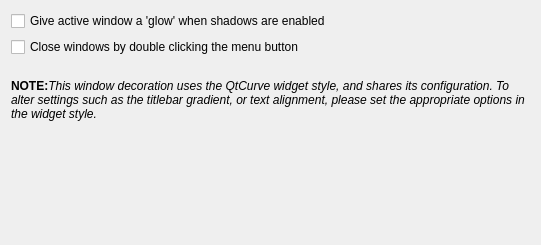
QtCurve/qtcurve, file kwinconfig/qtcurvekwinconfigwidget.ui: the form before one commit.
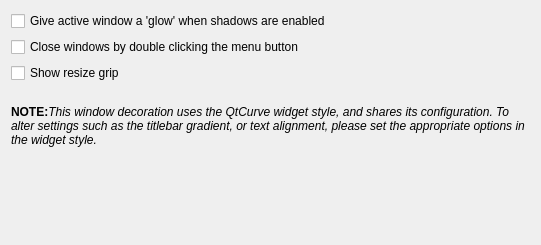
The form after the commit.

Commit message: * Added 'Tiny' to kwin style border options. * Added option to show a resize grip on kwin windows - taken from Bespin   KWin decoration.

```diff
--- a/kwinconfig/qtcurvekwinconfigwidget.ui
+++ b/kwinconfig/qtcurvekwinconfigwidget.ui
@@ -31,8 +31,15 @@
     </widget>
    </item>
    <item>
-    <spacer name="verticalSpacer" >
-     <property name="orientation" >
+    <widget class="QCheckBox" name="resizeGrip">
+     <property name="text">
+      <string>Show resize grip</string>
+     </property>
+    </widget>
+   </item>
+   <item>
+    <spacer name="verticalSpacer">
+     <property name="orientation">
       <enum>Qt::Vertical</enum>
      </property>
      <property name="sizeType" >
@@ -61,7 +68,7 @@
    </item>
   </layout>
  </widget>
- <layoutdefault spacing="6" margin="11" />
+ <layoutdefault spacing="6" margin="11"/>
  <pixmapfunction>qPixmapFromMimeSource</pixmapfunction>
  <resources/>
  <connections/>
```
Left out of the diff: 35 changed lines with no effect on the pictures. The commit also changes 12 other files.
